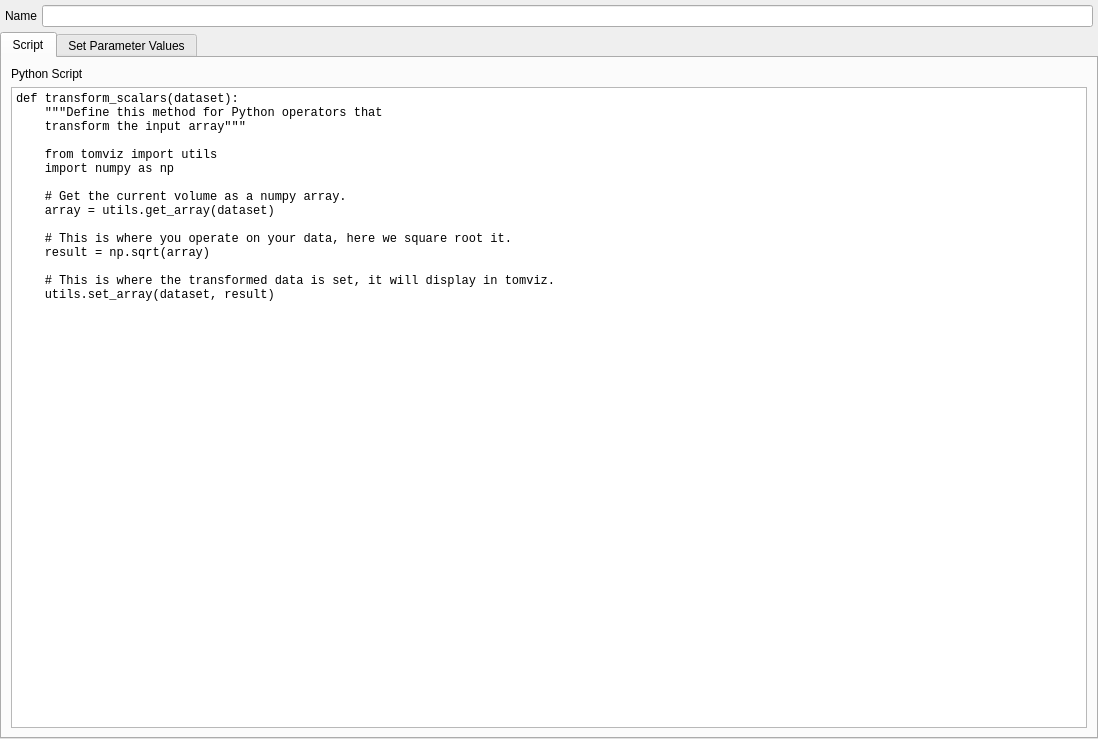
The window that tomviz/operators/EditPythonOperatorWidget.ui (OpenChemistry/tomviz) describes before a commit, drawn with Qt 5.
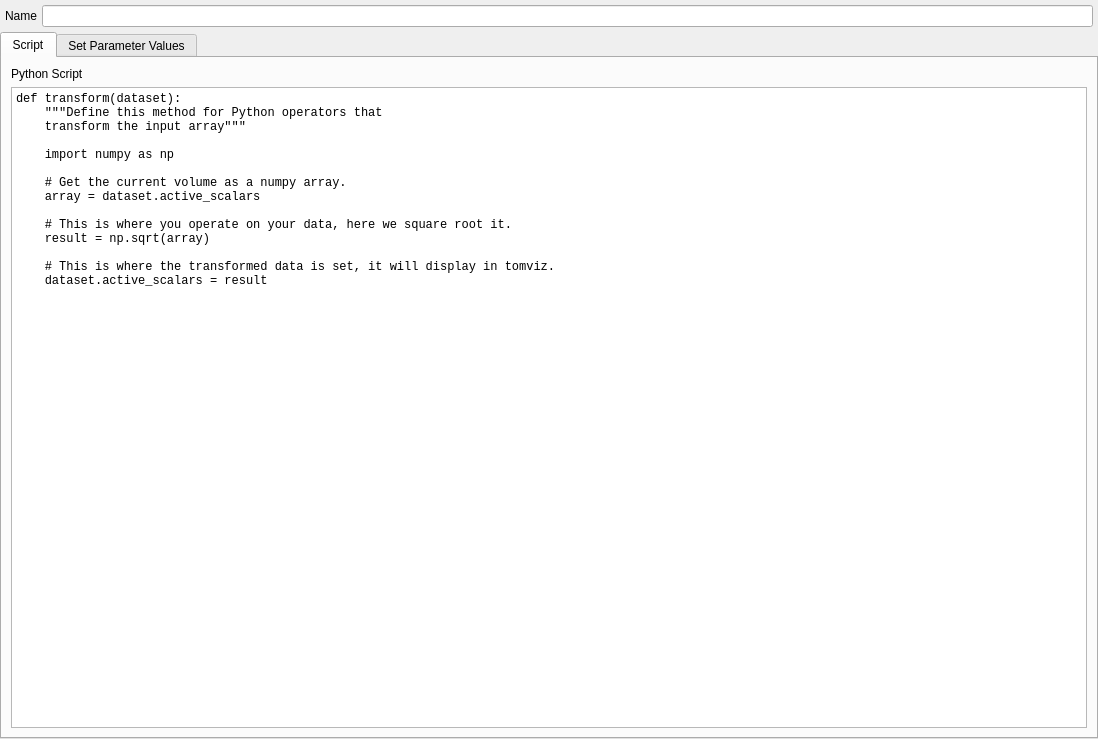
The same window after the commit. The open tabs and pages were chosen to show the change.

Commit message: Convert some examples over to new API

```diff
--- a/tomviz/operators/EditPythonOperatorWidget.ui
+++ b/tomviz/operators/EditPythonOperatorWidget.ui
@@ -81,22 +81,41 @@
          <property name="lineWrapMode">
           <enum>QTextEdit::NoWrap</enum>
          </property>
+         <property name="html">
+          <string>&lt;!DOCTYPE HTML PUBLIC &quot;-//W3C//DTD HTML 4.0//EN&quot; &quot;http://www.w3.org/TR/REC-html40/strict.dtd&quot;&gt;
+&lt;html&gt;&lt;head&gt;&lt;meta name=&quot;qrichtext&quot; content=&quot;1&quot; /&gt;&lt;style type=&quot;text/css&quot;&gt;
+p, li { white-space: pre-wrap; }
+&lt;/style&gt;&lt;/head&gt;&lt;body style=&quot; font-family:'Monospace'; font-size:11pt; font-weight:400; font-style:normal;&quot;&gt;
+&lt;p style=&quot; margin-top:0px; margin-bottom:0px; margin-left:0px; margin-right:0px; -qt-block-indent:0; text-indent:0px;&quot;&gt;def transform(dataset):&lt;/p&gt;
+&lt;p style=&quot; margin-top:0px; margin-bottom:0px; margin-left:0px; margin-right:0px; -qt-block-indent:0; text-indent:0px;&quot;&gt;    &amp;quot;&amp;quot;&amp;quot;Define this method for Python operators that &lt;/p&gt;
+&lt;p style=&quot; margin-top:0px; margin-bottom:0px; margin-left:0px; margin-right:0px; -qt-block-indent:0; text-indent:0px;&quot;&gt;    transform the input array&amp;quot;&amp;quot;&amp;quot;&lt;/p&gt;
+&lt;p style=&quot;-qt-paragraph-type:empty; margin-top:0px; margin-bottom:0px; margin-left:0px; margin-right:0px; -qt-block-indent:0; text-indent:0px;&quot;&gt;&lt;br /&gt;&lt;/p&gt;
+&lt;p style=&quot; margin-top:0px; margin-bottom:0px; margin-left:0px; margin-right:0px; -qt-block-indent:0; text-indent:0px;&quot;&gt;    import numpy as np&lt;/p&gt;
+&lt;p style=&quot;-qt-paragraph-type:empty; margin-top:0px; margin-bottom:0px; margin-left:0px; margin-right:0px; -qt-block-indent:0; text-indent:0px;&quot;&gt;&lt;br /&gt;&lt;/p&gt;
+&lt;p style=&quot; margin-top:0px; margin-bottom:0px; margin-left:0px; margin-right:0px; -qt-block-indent:0; text-indent:0px;&quot;&gt;    # Get the current volume as a numpy array.&lt;/p&gt;
+&lt;p style=&quot; margin-top:0px; margin-bottom:0px; margin-left:0px; margin-right:0px; -qt-block-indent:0; text-indent:0px;&quot;&gt;    array = dataset.active_scalars&lt;/p&gt;
+&lt;p style=&quot;-qt-paragraph-type:empty; margin-top:0px; margin-bottom:0px; margin-left:0px; margin-right:0px; -qt-block-indent:0; text-indent:0px;&quot;&gt;&lt;br /&gt;&lt;/p&gt;
+&lt;p style=&quot; margin-top:0px; margin-bottom:0px; margin-left:0px; margin-right:0px; -qt-block-indent:0; text-indent:0px;&quot;&gt;    # This is where you operate on your data, here we square root it.&lt;/p&gt;
+&lt;p style=&quot; margin-top:0px; margin-bottom:0px; margin-left:0px; margin-right:0px; -qt-block-indent:0; text-indent:0px;&quot;&gt;    result = np.sqrt(array)&lt;/p&gt;
+&lt;p style=&quot; margin-top:0px; margin-bottom:0px; margin-left:0px; margin-right:0px; -qt-block-indent:0; text-indent:0px;&quot;&gt;    &lt;/p&gt;
+&lt;p style=&quot; margin-top:0px; margin-bottom:0px; margin-left:0px; margin-right:0px; -qt-block-indent:0; text-indent:0px;&quot;&gt;    # This is where the transformed data is set, it will display in tomviz.&lt;/p&gt;
+&lt;p style=&quot; margin-top:0px; margin-bottom:0px; margin-left:0px; margin-right:0px; -qt-block-indent:0; text-indent:0px;&quot;&gt;    dataset.active_scalars = result&lt;/p&gt;&lt;/body&gt;&lt;/html&gt;</string>
+         </property>
          <property name="plainText">
-          <string>def transform_scalars(dataset):
+          <string>def transform(dataset):
     &quot;&quot;&quot;Define this method for Python operators that 
     transform the input array&quot;&quot;&quot;
 
-    from tomviz import utils
     import numpy as np
 
     # Get the current volume as a numpy array.
-    array = utils.get_array(dataset)
+    array = dataset.active_scalars
 
     # This is where you operate on your data, here we square root it.
     result = np.sqrt(array)
     
     # This is where the transformed data is set, it will display in tomviz.
-    utils.set_array(dataset, result)</string>
+    dataset.active_scalars = result</string>
          </property>
         </widget>
        </item>
```
Left out of the diff: 22 changed lines with no effect on the pictures. The commit also changes 2 other files.
